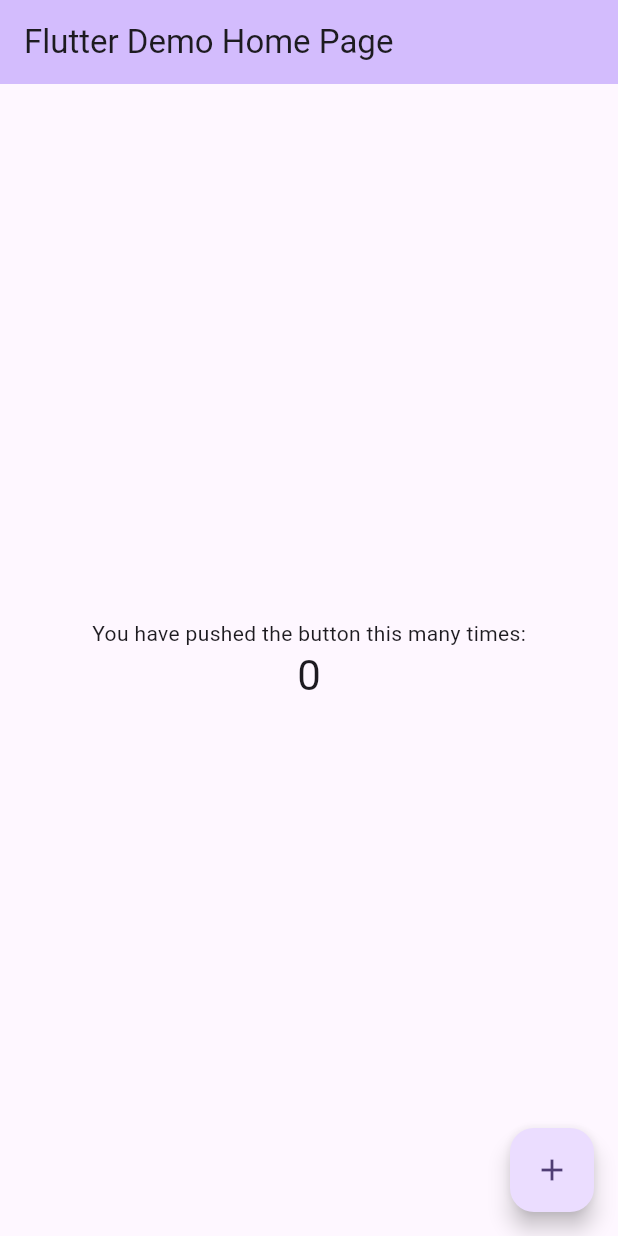
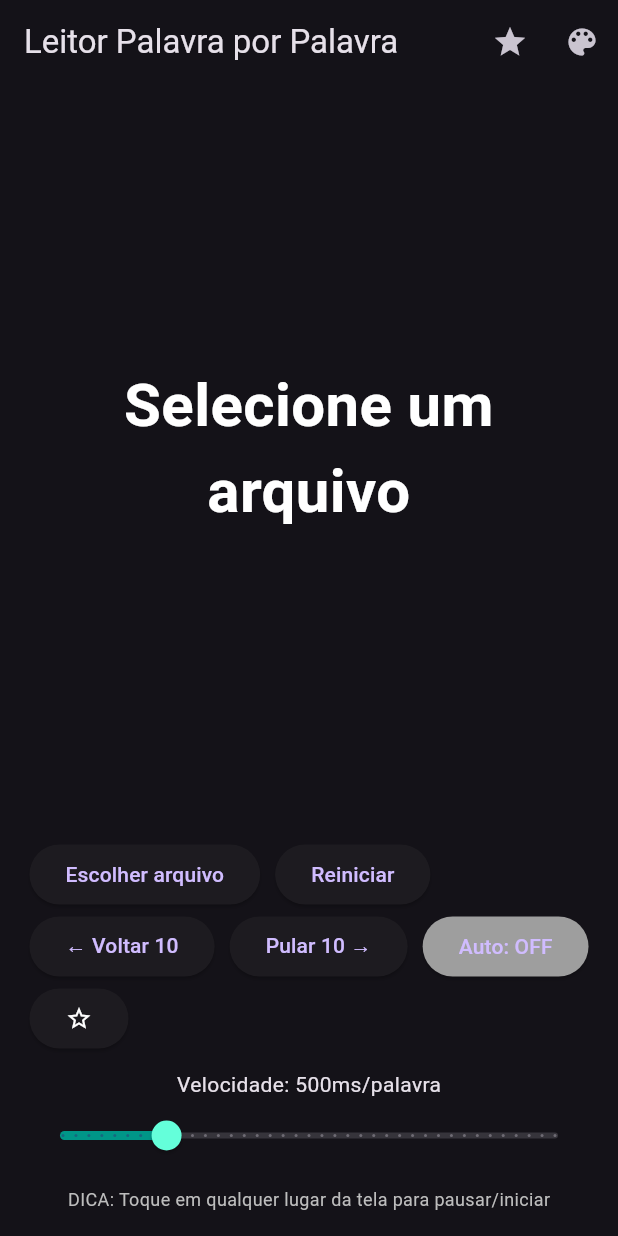
Before and after one commit to carolcrovinel/leitor, a Flutter app: the screen it shows after launch, on a phone screen of 412 x 824 dp. Run offline on Flutter 3.47's test engine with Material 3 defaults, Android fonts, the phone set to English and light mode, and no system bars; our stand-ins replace file_picker, shared_preferences; missing offline and left inert: pdf_text.

Commit message:
Alterações

```diff
--- /dev/null
+++ b/lib/leitor_page.dart
@@ -0,0 +1,382 @@
+import 'dart:async';
+import 'dart:io' show File;
+import 'dart:typed_data';
+import 'package:flutter/foundation.dart' show kIsWeb;
+import 'package:flutter/material.dart';
+import 'package:file_picker/file_picker.dart';
+import 'package:pdf_text/pdf_text.dart';
+import 'package:shared_preferences/shared_preferences.dart';
+import 'favoritos_page.dart';
+
+class LeitorPage extends StatefulWidget {
+  final VoidCallback onToggleTheme;
+  LeitorPage({required this.onToggleTheme});
+
+  @override
+  _LeitorPageState createState() => _LeitorPageState();
+}
+
+class _LeitorPageState extends State<LeitorPage> {
+  List<String> palavras = [];
+  Set<int> favoritos = {};
+  int indexAtual = 0;
+  Timer? timer;
+  int velocidadeMs = 500;
+  Color corPalavra = Colors.white;
+  bool modoAuto = false;
+  bool foiParado = false;
+  String? nomeArquivo;
+
+  @override
+  void initState() {
+    super.initState();
+    carregarProgresso();
+  }
+
+  Future<void> carregarProgresso() async {
+    final prefs = await SharedPreferences.getInstance();
+    indexAtual = prefs.getInt('indexAtual') ?? 0;
+    setState(() {});
+  }
+
+  Future<void> salvarProgresso() async {
+    final prefs = await SharedPreferences.getInstance();
+    await prefs.setInt('indexAtual', indexAtual);
+  }
+
+void escolherArquivo() async {
+  pararLeitura();
+
+  FilePickerResult? resultado = await FilePicker.platform.pickFiles(
+    type: FileType.custom,
+    allowedExtensions: ['txt', 'pdf'],
+    withData: true,
+  );
+
+  if (resultado == null) return;
+
+  String conteudo = '';
+  String? nome = resultado.files.single.name;
+
+  if (kIsWeb) {
+    // 👉 WEB: usa apenas bytes
+    Uint8List? fileBytes = resultado.files.single.bytes;
+
+    if (nome != null && nome.endsWith('.pdf')) {
+      showDialog(
+        context: context,
+        builder: (_) => AlertDialog(
+          title: Text('Aviso'),
+          content: Text('Leitura de PDF no navegador ainda não é suportada.'),
+          actions: [TextButton(onPressed: () => Navigator.pop(context), child: Text('OK'))],
+        ),
+      );
+      return;
+    }
+
+    if (nome != null && nome.endsWith('.txt')) {
+      if (fileBytes != null) {
+        conteudo = String.fromCharCodes(fileBytes);
+      } else {
+        ScaffoldMessenger.of(context).showSnackBar(
+          SnackBar(content: Text('Erro: arquivo vazio ou sem suporte no navegador.')),
+        );
+        return;
+      }
+    }
+  } else {
+    // 👉 MOBILE/DESKTOP: usa apenas path
+    String? path = resultado.files.single.path;
+
+    if (path != null && path.endsWith('.pdf')) {
+      PDFDoc doc = await PDFDoc.fromPath(path);
+      conteudo = await doc.text;
+    } else if (path != null && path.endsWith('.txt')) {
+      File file = File(path);
+      conteudo = await file.readAsString();
+    }
+  }
+
+  if (conteudo.isEmpty) {
+    ScaffoldMessenger.of(context).showSnackBar(
+      SnackBar(content: Text('Erro ao ler o arquivo.')),
+    );
+    return;
+  }
+
+  List<String> novasPalavras = conteudo
+      .replaceAll('\n', ' \n ')
+      .split(RegExp(r'\s+'))
+      .where((p) => p.trim().isNotEmpty)
+      .toList();
+
+  setState(() {
+    palavras = novasPalavras;
+    indexAtual = 0;
+    foiParado = false;
+    nomeArquivo = nome;
+  });
+
+  iniciarLeitura();
+}
+
+
+  void iniciarLeitura() {
+    if (palavras.isEmpty) return;
+
+    pararLeitura();
+
+    timer = Timer.periodic(Duration(milliseconds: velocidadeMs), (timer) async {
+      if (indexAtual < palavras.length) {
+        String palavraAtual = palavras[indexAtual];
+
+        if (palavraAtual == '\n') {
+          corPalavra = Colors.greenAccent;
+        } else if (palavraAtual.endsWith('.') ||
+            palavraAtual.endsWith('!') ||
+            palavraAtual.endsWith('?')) {
+          corPalavra = Colors.blueAccent;
+        } else {
+          corPalavra = Colors.white;
+        }
+
+        setState(() {});
+
+        int pausa = velocidadeMs;
+        if (palavraAtual == '\n') {
+          pausa = velocidadeMs * 3;
+        } else if (palavraAtual.endsWith('.') ||
+            palavraAtual.endsWith('!') ||
+            palavraAtual.endsWith('?')) {
+          pausa = velocidadeMs * 2;
+        }
+
+        await Future.delayed(Duration(milliseconds: pausa));
+
+        setState(() {
+          indexAtual++;
+        });
+
+        await salvarProgresso();
+
+        if (indexAtual >= palavras.length) {
+          if (modoAuto) {
+            indexAtual = 0;
+            iniciarLeitura();
+          } else {
+            timer.cancel();
+            setState(() {
+              foiParado = true;
+            });
+          }
+        }
+      }
+    });
+
+    setState(() {
+      foiParado = false;
+    });
+  }
+
+  void pararLeitura() {
+    timer?.cancel();
+    setState(() {
+      foiParado = true;
+    });
+  }
+
+  void togglePlayPause() {
+    if (timer != null && timer!.isActive) {
+      pararLeitura();
+    } else {
+      iniciarLeitura();
+    }
+  }
+
+  void voltar10() {
+    setState(() {
+      indexAtual = (indexAtual - 10).clamp(0, palavras.length - 1);
+    });
+  }
+
+  void pular10() {
+    setState(() {
+      indexAtual = (indexAtual + 10).clamp(0, palavras.length - 1);
+    });
+  }
+
+  void reiniciarLeitura() {
+    setState(() {
+      indexAtual = 0;
+    });
+    iniciarLeitura();
+  }
+
+  void alternarModoAuto() {
+    setState(() {
+      modoAuto = !modoAuto;
+    });
+  }
+
+  void marcarFavorito() {
+    setState(() {
+      if (favoritos.contains(indexAtual)) {
+        favoritos.remove(indexAtual);
+      } else {
+        favoritos.add(indexAtual);
+      }
+    });
+  }
+
+  void abrirTelaFavoritos() {
+    Navigator.push(
+      context,
+      MaterialPageRoute(
+        builder: (_) => FavoritosPage(
+          palavras: palavras,
+          favoritos: favoritos,
+          onSelecionar: (indice) {
+            setState(() {
+              indexAtual = indice;
+            });
+            Navigator.pop(context);
+          },
+        ),
+      ),
+    );
+  }
+
+  void mudarVelocidade(double novaVelocidadeMs) {
+    setState(() {
+      velocidadeMs = novaVelocidadeMs.toInt();
+    });
+
+    if (timer != null && timer!.isActive) {
+      iniciarLeitura();
+    }
+  }
+
+  @override
+  void dispose() {
+    pararLeitura();
+    super.dispose();
+  }
+
+  @override
+  Widget build(BuildContext context) {
+    String palavraAtual = palavras.isNotEmpty && indexAtual < palavras.length
+        ? palavras[indexAtual]
+        : 'Selecione um arquivo';
+
+    if (palavraAtual == '\n') {
+      palavraAtual = '¶';
+    }
+
+    String contagem = palavras.isNotEmpty
+        ? '${indexAtual + 1} / ${palavras.length} palavras'
+        : '';
+
+    bool isFavorito = favoritos.contains(indexAtual);
+
+    return GestureDetector(
+      onTap: togglePlayPause,
+      child: Scaffold(
+        appBar: AppBar(
+          title: Text('Leitor Palavra por Palavra'),
+          actions: [
+            IconButton(
+              icon: Icon(Icons.star),
+              onPressed: abrirTelaFavoritos,
+            ),
+            IconButton(
+              icon: Icon(Icons.color_lens),
+              onPressed: widget.onToggleTheme,
+            ),
+          ],
+        ),
+        body: Padding(
+          padding: const EdgeInsets.all(16.0),
+          child: Column(
+            children: [
+              if (nomeArquivo != null)
+                Text(
+                  'Arquivo: $nomeArquivo',
+                  style: TextStyle(fontSize: 16, color: Colors.tealAccent),
+                ),
+              Expanded(
+                child: Center(
+                  child: Text(
+                    palavraAtual,
+                    style: TextStyle(
+                      fontSize: 40,
+                      fontWeight: FontWeight.bold,
+                      color: corPalavra,
+                    ),
+                    textAlign: TextAlign.center,
+                  ),
+                ),
+              ),
+              Text(
+                contagem,
+                style: TextStyle(fontSize: 16, color: Colors.grey[300]),
+              ),
+              SizedBox(height: 10),
+              Wrap(
+                spacing: 10,
+                children: [
+                  ElevatedButton(
+                    onPressed: escolherArquivo,
+                    child: Text('Escolher arquivo'),
+                  ),
+                  ElevatedButton(
+                    onPressed: reiniciarLeitura,
+                    child: Text('Reiniciar'),
+                  ),
+                  ElevatedButton(
+                    onPressed: voltar10,
+                    child: Text('← Voltar 10'),
+                  ),
+                  ElevatedButton(
+                    onPressed: pular10,
+                    child: Text('Pular 10 →'),
+                  ),
+                  ElevatedButton(
+                    onPressed: alternarModoAuto,
+                    child: Text(modoAuto ? 'Auto: ON' : 'Auto: OFF'),
+                    style: ElevatedButton.styleFrom(
+                      backgroundColor: modoAuto ? Colors.green : Colors.grey,
+                    ),
+                  ),
+                  ElevatedButton(
+                    onPressed: marcarFavorito,
+                    child: Icon(
+                      isFavorito ? Icons.star : Icons.star_border,
+                      color: isFavorito ? Colors.amber : Colors.white,
+                    ),
+                  ),
+                ],
+              ),
+              SizedBox(height: 10),
+              Text('Velocidade: ${velocidadeMs}ms/palavra'),
+              Slider(
+                value: velocidadeMs.toDouble(),
+                min: 100,
+                max: 2000,
+                divisions: 38,
+                label: '${velocidadeMs}ms',
+                onChanged: (value) {
+                  mudarVelocidade(value);
+                },
+              ),
+              SizedBox(height: 10),
+              Text(
+                'DICA: Toque em qualquer lugar da tela para pausar/iniciar',
+                style: TextStyle(fontSize: 12, color: Colors.grey[400]),
+              ),
+            ],
+          ),
+        ),
+      ),
+    );
+  }
+}
--- a/lib/main.dart
+++ b/lib/main.dart
@@ -1,122 +1,42 @@
 import 'package:flutter/material.dart';
+import 'leitor_page.dart';
 
 void main() {
-  runApp(const MyApp());
+  runApp(LeitorApp());
 }
 
-class MyApp extends StatelessWidget {
-  const MyApp({super.key});
-
-  // This widget is the root of your application.
+class LeitorApp extends StatefulWidget {
   @override
-  Widget build(BuildContext context) {
-    return MaterialApp(
-      title: 'Flutter Demo',
-      theme: ThemeData(
-        // This is the theme of your application.
-        //
-        // TRY THIS: Try running your application with "flutter run". You'll see
-        // the application has a purple toolbar. Then, without quitting the app,
-        // try changing the seedColor in the colorScheme below to Colors.green
-        // and then invoke "hot reload" (save your changes or press the "hot
-        // reload" button in a Flutter-supported IDE, or press "r" if you used
-        // the command line to start the app).
-        //
-        // Notice that the counter didn't reset back to zero; the application
-        // state is not lost during the reload. To reset the state, use hot
-        // restart instead.
-        //
-        // This works for code too, not just values: Most code changes can be
-        // tested with just a hot reload.
-        colorScheme: ColorScheme.fromSeed(seedColor: Colors.deepPurple),
-      ),
-      home: const MyHomePage(title: 'Flutter Demo Home Page'),
-    );
-  }
+  _LeitorAppState createState() => _LeitorAppState();
 }
 
-class MyHomePage extends StatefulWidget {
-  const MyHomePage({super.key, required this.title});
+class _LeitorAppState extends State<LeitorApp> {
+  ThemeMode themeMode = ThemeMode.dark;
 
-  // This widget is the home page of your application. It is stateful, meaning
-  // that it has a State object (defined below) that contains fields that affect
-  // how it looks.
-
-  // This class is the configuration for the state. It holds the values (in this
-  // case the title) provided by the parent (in this case the App widget) and
-  // used by the build method of the State. Fields in a Widget subclass are
-  // always marked "final".
-
-  final String title;
-
-  @override
-  State<MyHomePage> createState() => _MyHomePageState();
-}
-
-class _MyHomePageState extends State<MyHomePage> {
-  int _counter = 0;
-
-  void _incrementCounter() {
+  void alternarTema() {
     setState(() {
-      // This call to setState tells the Flutter framework that something has
-      // changed in this State, which causes it to rerun the build method below
-      // so that the display can reflect the updated values. If we changed
-      // _counter without calling setState(), then the build method would not be
-      // called again, and so nothing would appear to happen.
-      _counter++;
+      themeMode = themeMode == ThemeMode.dark
+          ? ThemeMode.light
+          : themeMode == ThemeMode.light
+              ? ThemeMode.system
+              : ThemeMode.dark;
     });
   }
 
   @override
   Widget build(BuildContext context) {
-    // This method is rerun every time setState is called, for instance as done
-    // by the _incrementCounter method above.
-    //
-    // The Flutter framework has been optimized to make rerunning build methods
-    // fast, so that you can just rebuild anything that needs updating rather
-    // than having to individually change instances of widgets.
-    return Scaffold(
-      appBar: AppBar(
-        // TRY THIS: Try changing the color here to a specific color (to
-        // Colors.amber, perhaps?) and trigger a hot reload to see the AppBar
-        // change color while the other colors stay the same.
-        backgroundColor: Theme.of(context).colorScheme.inversePrimary,
-        // Here we take the value from the MyHomePage object that was created by
-        // the App.build method, and use it to set our appbar title.
-        title: Text(widget.title),
-      ),
-      body: Center(
-        // Center is a layout widget. It takes a single child and positions it
-        // in the middle of the parent.
-        child: Column(
-          // Column is also a layout widget. It takes a list of children and
-          // arranges them vertically. By default, it sizes itself to fit its
-          // children horizontally, and tries to be as tall as its parent.
-          //
-          // Column has various properties to control how it sizes itself and
-          // how it positions its children. Here we use mainAxisAlignment to
-          // center the children vertically; the main axis here is the vertical
-          // axis because Columns are vertical (the cross axis would be
-          // horizontal).
-          //
-          // TRY THIS: Invoke "debug painting" (choose the "Toggle Debug Paint"
-          // action in the IDE, or press "p" in the console), to see the
-          // wireframe for each widget.
-          mainAxisAlignment: MainAxisAlignment.center,
-          children: <Widget>[
-            const Text('You have pushed the button this many times:'),
-            Text(
-              '$_counter',
-              style: Theme.of(context).textTheme.headlineMedium,
-            ),
-          ],
+    return MaterialApp(
+      title: 'Leitor Palavra por Palavra',
+      themeMode: themeMode,
+      theme: ThemeData.light(),
+      darkTheme: ThemeData.dark().copyWith(
+        primaryColor: Colors.teal,
+        sliderTheme: SliderThemeData(
+          activeTrackColor: Colors.teal,
+          thumbColor: Colors.tealAccent,
         ),
       ),
-      floatingActionButton: FloatingActionButton(
-        onPressed: _incrementCounter,
-        tooltip: 'Increment',
-        child: const Icon(Icons.add),
-      ), // This trailing comma makes auto-formatting nicer for build methods.
+      home: LeitorPage(onToggleTheme: alternarTema),
     );
   }
 }
--- a/pubspec.yaml
+++ b/pubspec.yaml
@@ -30,6 +30,9 @@ environment:
 dependencies:
   flutter:
     sdk: flutter
+  file_picker: ^6.1.1
+  shared_preferences: ^2.2.2
+  pdf_text: ^0.5.0
 
   # The following adds the Cupertino Icons font to your application.
   # Use with the CupertinoIcons class for iOS style icons.
```
Also changed, not shown: lib/favoritos_page.dart (added, +36 -0 lines), pubspec.lock, 1 other file.
